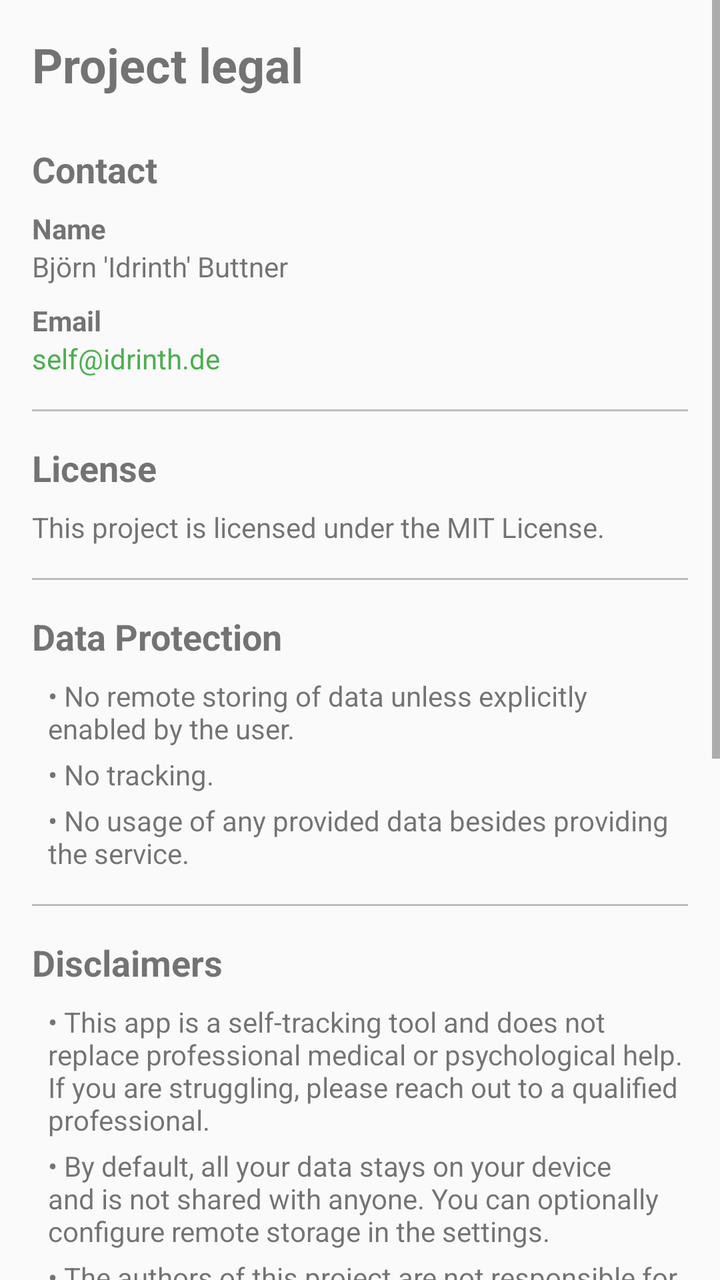
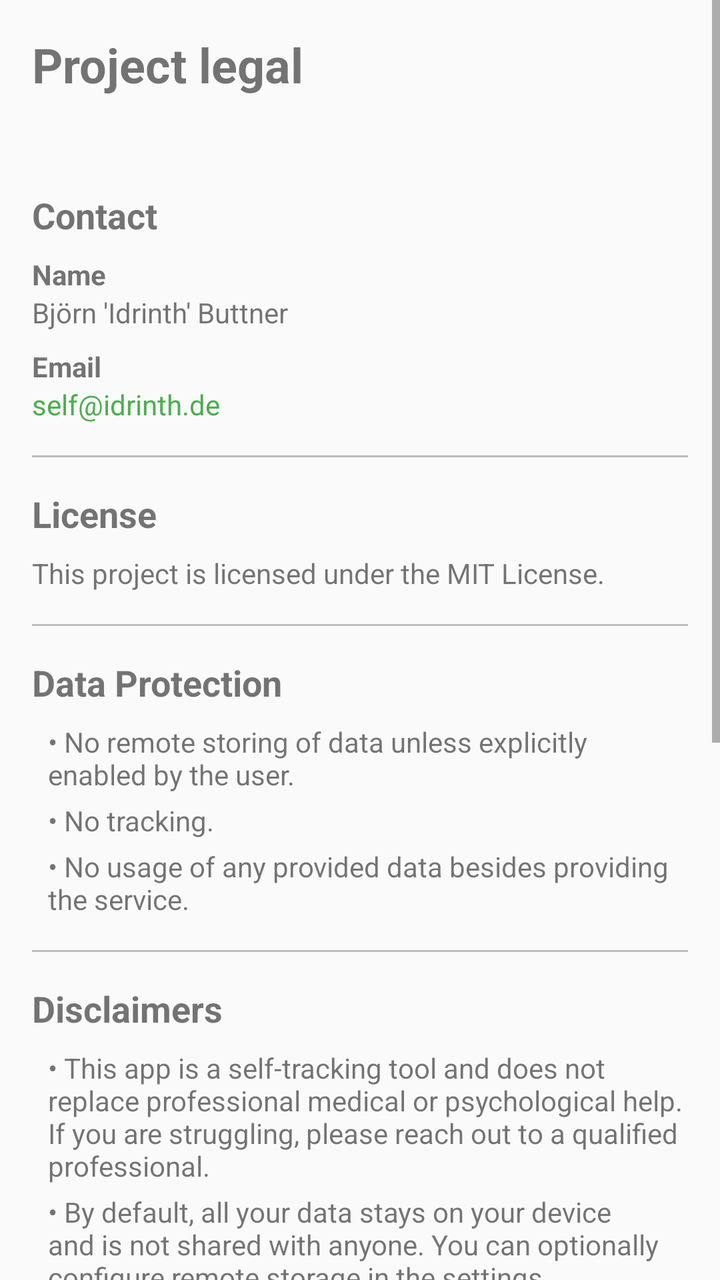

The first picture is an Android layout as it rendered before a commit; the second is the same layout after the commit. The layout source and the unified diff follow.
<!-- AndroidManifest.xml: application theme Theme.HabitEvaluator -->
<!-- res/layout/fragment_imprint.xml -->
<?xml version="1.0" encoding="utf-8"?>
<ScrollView xmlns:android="http://schemas.android.com/apk/res/android"
    android:layout_width="match_parent"
    android:layout_height="match_parent">

    <LinearLayout
        android:layout_width="match_parent"
        android:layout_height="wrap_content"
        android:orientation="vertical"
        android:padding="16dp">

        <TextView
            android:layout_width="wrap_content"
            android:layout_height="wrap_content"
            android:text="@string/imprint_title"
            android:textSize="24sp"
            android:textStyle="bold" />

        <TextView
            android:layout_width="wrap_content"
            android:layout_height="wrap_content"
            android:layout_marginTop="24dp"
            android:text="@string/imprint_contact"
            android:textSize="18sp"
            android:textStyle="bold" />

        <TextView
            android:layout_width="wrap_content"
            android:layout_height="wrap_content"
            android:layout_marginTop="8dp"
            android:text="@string/imprint_name_label"
            android:textSize="14sp"
            android:textStyle="bold" />

        <TextView
            android:layout_width="wrap_content"
            android:layout_height="wrap_content"
            android:text="@string/imprint_name_value"
            android:textSize="14sp" />

        <TextView
            android:layout_width="wrap_content"
            android:layout_height="wrap_content"
            android:layout_marginTop="8dp"
            android:text="@string/imprint_email_label"
            android:textSize="14sp"
            android:textStyle="bold" />

        <TextView
            android:id="@+id/emailLink"
            android:layout_width="wrap_content"
            android:layout_height="wrap_content"
            android:text="@string/imprint_email_value"
            android:textSize="14sp"
            android:textColor="@color/primary"
            android:clickable="true"
            android:focusable="true" />

        <View
            android:layout_width="match_parent"
            android:layout_height="1dp"
            android:layout_marginTop="16dp"
            android:background="@color/divider" />

        <TextView
            android:layout_width="wrap_content"
            android:layout_height="wrap_content"
            android:layout_marginTop="16dp"
            android:text="@string/imprint_license"
            android:textSize="18sp"
            android:textStyle="bold" />

        <TextView
            android:layout_width="wrap_content"
            android:layout_height="wrap_content"
            android:layout_marginTop="8dp"
            android:text="@string/imprint_license_text"
            android:textSize="14sp" />

        <View
            android:layout_width="match_parent"
            android:layout_height="1dp"
            android:layout_marginTop="16dp"
            android:background="@color/divider" />

        <TextView
            android:layout_width="wrap_content"
            android:layout_height="wrap_content"
            android:layout_marginTop="16dp"
            android:text="@string/imprint_data_protection"
            android:textSize="18sp"
            android:textStyle="bold" />

        <TextView
            android:layout_width="wrap_content"
            android:layout_height="wrap_content"
            android:layout_marginTop="8dp"
            android:text="@string/imprint_no_remote_storage"
            android:textSize="14sp"
            android:paddingStart="8dp" />

        <TextView
            android:layout_width="wrap_content"
            android:layout_height="wrap_content"
            android:layout_marginTop="4dp"
            android:text="@string/imprint_no_tracking"
            android:textSize="14sp"
            android:paddingStart="8dp" />

        <TextView
            android:layout_width="wrap_content"
            android:layout_height="wrap_content"
            android:layout_marginTop="4dp"
            android:text="@string/imprint_no_data_usage"
            android:textSize="14sp"
            android:paddingStart="8dp" />

        <View
            android:layout_width="match_parent"
            android:layout_height="1dp"
            android:layout_marginTop="16dp"
            android:background="@color/divider" />

        <TextView
            android:layout_width="wrap_content"
            android:layout_height="wrap_content"
            android:layout_marginTop="16dp"
            android:text="@string/imprint_disclaimers"
            android:textSize="18sp"
            android:textStyle="bold" />

        <TextView
            android:layout_width="wrap_content"
            android:layout_height="wrap_content"
            android:layout_marginTop="8dp"
            android:text="@string/imprint_not_professional_help"
            android:textSize="14sp"
            android:paddingStart="8dp" />

        <TextView
            android:layout_width="wrap_content"
            android:layout_height="wrap_content"
            android:layout_marginTop="4dp"
            android:text="@string/imprint_no_data_sharing"
            android:textSize="14sp"
            android:paddingStart="8dp" />

        <TextView
            android:layout_width="wrap_content"
            android:layout_height="wrap_content"
            android:layout_marginTop="4dp"
            android:text="@string/imprint_variant_disclaimer"
            android:textSize="14sp"
            android:paddingStart="8dp" />

        <View
            android:layout_width="match_parent"
            android:layout_height="1dp"
            android:layout_marginTop="16dp"
            android:background="@color/divider" />

        <TextView
            android:layout_width="wrap_content"
            android:layout_height="wrap_content"
            android:layout_marginTop="16dp"
            android:text="@string/imprint_libraries"
            android:textSize="18sp"
            android:textStyle="bold" />

        <TextView
            android:layout_width="wrap_content"
            android:layout_height="wrap_content"
            android:layout_marginTop="8dp"
            android:text="@string/imprint_lib_gson"
            android:textSize="14sp"
            android:paddingStart="8dp" />

        <TextView
            android:layout_width="wrap_content"
            android:layout_height="wrap_content"
            android:layout_marginTop="4dp"
            android:text="@string/imprint_lib_slf4j"
            android:textSize="14sp"
            android:paddingStart="8dp" />

        <TextView
            android:layout_width="wrap_content"
            android:layout_height="wrap_content"
            android:layout_marginTop="4dp"
            android:text="@string/imprint_lib_snakeyaml"
            android:textSize="14sp"
            android:paddingStart="8dp" />

        <TextView
            android:layout_width="wrap_content"
            android:layout_height="wrap_content"
            android:layout_marginTop="4dp"
            android:text="@string/imprint_lib_jakarta"
            android:textSize="14sp"
            android:paddingStart="8dp" />

        <TextView
            android:layout_width="wrap_content"
            android:layout_height="wrap_content"
            android:layout_marginTop="4dp"
            android:text="@string/imprint_lib_jackson"
            android:textSize="14sp"
            android:paddingStart="8dp" />

        <TextView
            android:layout_width="wrap_content"
            android:layout_height="wrap_content"
            android:layout_marginTop="4dp"
            android:text="@string/imprint_lib_slf4j_nop"
            android:textSize="14sp"
            android:paddingStart="8dp" />

        <TextView
            android:layout_width="wrap_content"
            android:layout_height="wrap_content"
            android:layout_marginTop="4dp"
            android:text="@string/imprint_lib_appcompat"
            android:textSize="14sp"
            android:paddingStart="8dp" />

        <TextView
            android:layout_width="wrap_content"
            android:layout_height="wrap_content"
            android:layout_marginTop="4dp"
            android:text="@string/imprint_lib_material"
            android:textSize="14sp"
            android:paddingStart="8dp" />

        <TextView
            android:layout_width="wrap_content"
            android:layout_height="wrap_content"
            android:layout_marginTop="4dp"
            android:text="@string/imprint_lib_constraintlayout"
            android:textSize="14sp"
            android:paddingStart="8dp" />

        <TextView
            android:layout_width="wrap_content"
            android:layout_height="wrap_content"
            android:layout_marginTop="4dp"
            android:text="@string/imprint_lib_recyclerview"
            android:textSize="14sp"
            android:paddingStart="8dp" />

        <TextView
            android:layout_width="wrap_content"
            android:layout_height="wrap_content"
            android:layout_marginTop="4dp"
            android:text="@string/imprint_lib_cardview"
            android:textSize="14sp"
            android:paddingStart="8dp" />

        <TextView
            android:layout_width="wrap_content"
            android:layout_height="wrap_content"
            android:layout_marginTop="4dp"
            android:text="@string/imprint_lib_viewpager2"
            android:textSize="14sp"
            android:paddingStart="8dp" />

        <TextView
            android:layout_width="wrap_content"
            android:layout_height="wrap_content"
            android:layout_marginTop="4dp"
            android:text="@string/imprint_lib_lifecycle_viewmodel"
            android:textSize="14sp"
            android:paddingStart="8dp" />

        <TextView
            android:layout_width="wrap_content"
            android:layout_height="wrap_content"
            android:layout_marginTop="4dp"
            android:text="@string/imprint_lib_lifecycle_livedata"
            android:textSize="14sp"
            android:paddingStart="8dp" />

    </LinearLayout>
</ScrollView>
<!-- resources referenced by this layout -->
<resources>
  <color name="divider">#BDBDBD</color>
  <color name="primary">#4CAF50</color>
  <string name="imprint_contact">Contact</string>
  <string name="imprint_data_protection">Data Protection</string>
  <string name="imprint_disclaimers">Disclaimers</string>
  <string name="imprint_email_label">Email</string>
  <string name="imprint_email_value" translatable="false">self@idrinth.de</string>
  <string name="imprint_lib_appcompat" translatable="false">\u2022 AndroidX AppCompat 1.6.1 - Apache-2.0</string>
  <string name="imprint_lib_cardview" translatable="false">\u2022 AndroidX CardView 1.0.0 - Apache-2.0</string>
  <string name="imprint_lib_constraintlayout" translatable="false">\u2022 AndroidX ConstraintLayout 2.1.4 - Apache-2.0</string>
  <string name="imprint_lib_gson" translatable="false">\u2022 GSON 2.10.1 - Apache-2.0</string>
  <string name="imprint_lib_jackson" translatable="false">\u2022 Jackson Annotations 2.16.1 - Apache-2.0</string>
  <string name="imprint_lib_jakarta" translatable="false">\u2022 Jakarta Persistence API 3.1.0 - EPL-2.0</string>
  <string name="imprint_lib_lifecycle_livedata" translatable="false">\u2022 AndroidX Lifecycle LiveData 2.7.0 - Apache-2.0</string>
  <string name="imprint_lib_lifecycle_viewmodel" translatable="false">\u2022 AndroidX Lifecycle ViewModel 2.7.0 - Apache-2.0</string>
  <string name="imprint_lib_material" translatable="false">\u2022 Material Components 1.11.0 - Apache-2.0</string>
  <string name="imprint_lib_recyclerview" translatable="false">\u2022 AndroidX RecyclerView 1.3.2 - Apache-2.0</string>
  <string name="imprint_lib_slf4j" translatable="false">\u2022 SLF4J 2.0.11 - MIT</string>
  <string name="imprint_lib_slf4j_nop" translatable="false">\u2022 SLF4J NOP 2.0.11 - MIT</string>
  <string name="imprint_lib_snakeyaml" translatable="false">\u2022 SnakeYAML 2.2 - Apache-2.0</string>
  <string name="imprint_lib_viewpager2" translatable="false">\u2022 AndroidX ViewPager2 1.0.0 - Apache-2.0</string>
  <string name="imprint_libraries">Third-Party Libraries</string>
  <string name="imprint_license">License</string>
  <string name="imprint_license_text">This project is licensed under the MIT License.</string>
  <string name="imprint_name_label">Name</string>
  <string name="imprint_name_value" translatable="false">Björn \'Idrinth\' Buttner</string>
  <string name="imprint_no_data_sharing">\u2022 By default, all your data stays on your device and is not shared with anyone. You can optionally configure remote storage in the settings.</string>
  <string name="imprint_no_data_usage">\u2022 No usage of any provided data besides providing the service.</string>
  <string name="imprint_no_remote_storage">\u2022 No remote storing of data unless explicitly enabled by the user.</string>
  <string name="imprint_no_tracking">\u2022 No tracking.</string>
  <string name="imprint_not_professional_help">\u2022 This app is a self-tracking tool and does not replace professional medical or psychological help. If you are struggling, please reach out to a qualified professional.</string>
  <string name="imprint_title">Project legal</string>
  <string name="imprint_variant_disclaimer">\u2022 The authors of this project are not responsible for modifications made by third-party variants or the actions of webservice hosters.</string>
  <style name="Theme.HabitEvaluator" parent="Theme.MaterialComponents.DayNight.NoActionBar">
          <item name="colorPrimary">@color/primary</item>
          <item name="colorPrimaryDark">@color/primary_dark</item>
          <item name="colorAccent">@color/accent</item>
          <item name="android:windowBackground">@color/background</item>
      </style>
  <color name="primary_dark">#388E3C</color>
  <color name="accent">#FFC107</color>
  <color name="background">#FAFAFA</color>
</resources>

<!-- the commit's change to res/layout/fragment_imprint.xml (unified diff, before → after) -->
@@ -17,6 +17,14 @@
             android:textStyle="bold" />
 
         <TextView
+            android:id="@+id/versionLabel"
+            android:layout_width="wrap_content"
+            android:layout_height="wrap_content"
+            android:layout_marginTop="4dp"
+            android:textSize="14sp"
+            android:textColor="@android:color/darker_gray" />
+
+        <TextView
             android:layout_width="wrap_content"
             android:layout_height="wrap_content"
             android:layout_marginTop="24dp"
